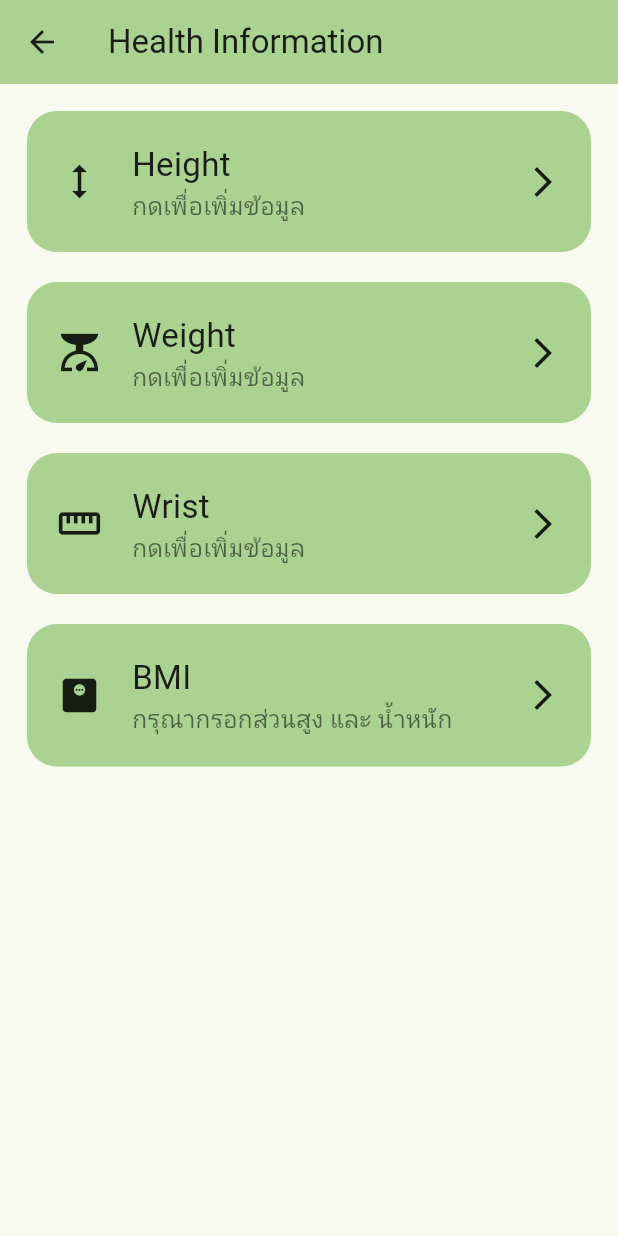
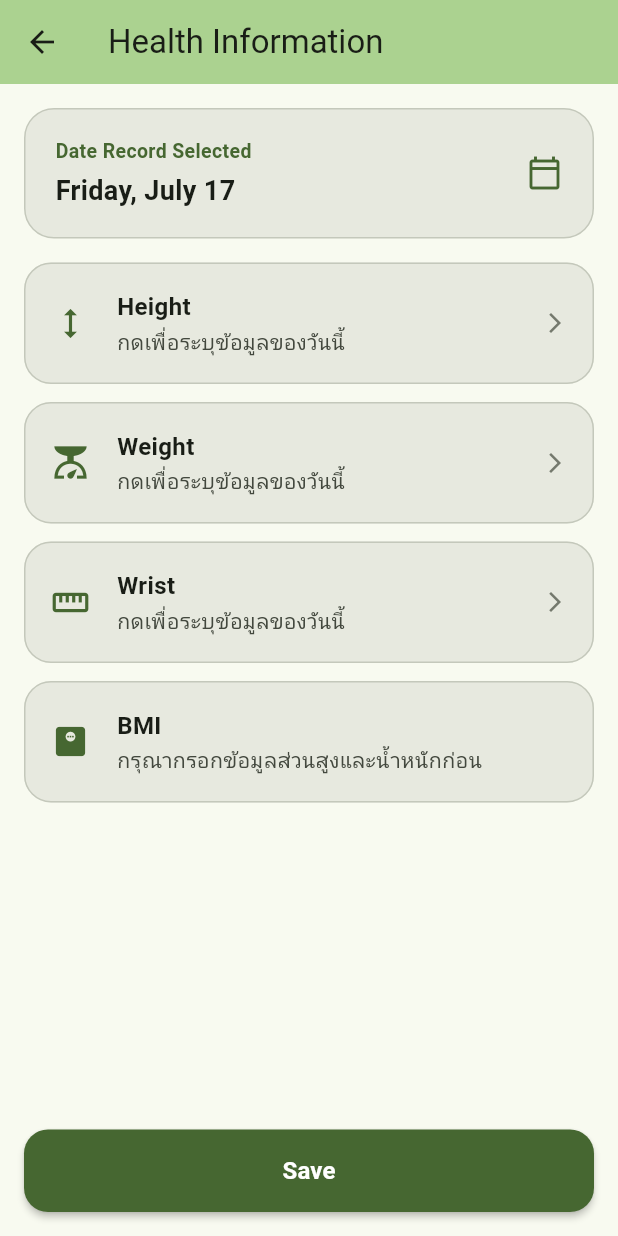
Before and after one commit to SarachChar/happyMeals, a Flutter app: the screen it shows after launch, after a tap on "Weight", on a phone screen of 412 x 824 dp. Run offline on Flutter 3.47's test engine with Material 3 defaults, Android fonts, the phone set to English and light mode, and no system bars; our stand-ins replace cloud_firestore, firebase_core; accounts and stored records are empty.

Commit message:
health_firebase

```diff
--- /dev/null
+++ b/happymealApplication/lib/controllers/health_controller.dart
@@ -0,0 +1,40 @@
+import 'dart:async';
+import 'package:happymeal_application/models/health_model.dart';
+import 'package:happymeal_application/services/health_service.dart';
+
+class HealthController {
+  List<Health> entries = List.empty();
+  final HealthService service;
+
+  StreamController<bool> onSyncController = StreamController();
+  Stream<bool> get onSync => onSyncController.stream;
+
+  HealthController(this.service);
+
+  Future<List<Health>> fetchHealths() async {
+    onSyncController.add(true);
+    entries = await service.getHealths();
+    onSyncController.add(false);
+    return entries;
+  }
+
+  Future<List<Health>> fetchHealthsByDate(DateTime date) async {
+    onSyncController.add(true);
+    entries = await service.getHealthsByDate(date);
+    onSyncController.add(false);
+    return entries;
+  }
+
+  Future<Health> addHealth(Health health) async {
+    onSyncController.add(true);
+    Health newHealth = await service.addHealth(health);
+    onSyncController.add(false);
+    return newHealth;
+  }
+
+  Future<void> updateHealth(Health health) async {
+    onSyncController.add(true);
+    await service.updateHealth(health);
+    onSyncController.add(false);
+  }
+}
--- /dev/null
+++ b/happymealApplication/lib/models/health_model.dart
@@ -0,0 +1,39 @@
+class Health {
+  final DateTime createdAt;
+  final String height;
+  final String weight;
+  final String wrist;
+  final double bmi;
+  final bool isDelete;
+
+  Health({
+    required this.createdAt,
+    required this.height,
+    required this.weight,
+    required this.wrist,
+    required this.bmi,
+    this.isDelete = false,
+  });
+
+  Map<String, dynamic> toMap() {
+    return {
+      'createdAt': createdAt.toIso8601String(),
+      'height': height,
+      'weight': weight,
+      'wrist': wrist,
+      'bmi': bmi,
+      'isDelete': isDelete,
+    };
+  }
+
+  factory Health.fromSnapshot(Map<String, dynamic> map) {
+    return Health(
+      createdAt: DateTime.parse(map['createdAt']),
+      height: map['height'] ?? '',
+      weight: map['weight'] ?? '',
+      wrist: map['wrist'] ?? '',
+      bmi: (map['bmi'] as num?)?.toDouble() ?? 0.0,
+      isDelete: map['isDelete'] ?? false,
+    );
+  }
+}
--- a/happymealApplication/lib/models/health_provider.dart
+++ b/happymealApplication/lib/models/health_provider.dart
@@ -1,9 +1,23 @@
 import 'package:flutter/material.dart';
+import 'package:happymeal_application/controllers/health_controller.dart';
+import 'package:happymeal_application/models/health_model.dart';
+import 'package:happymeal_application/services/health_service.dart';
 
 class HealthProvider extends ChangeNotifier {
+  final HealthController _controller = HealthController(HealthFirebaseService());
+
   String _height = '';
   String _weight = '';
   String _wrist = '';
+  double _selectedBMI = 0.0;
+
+  DateTime _selectedDate = DateTime.now();
+  bool _isLoading = false;
+
+  String _todayHeight = '';
+  String _todayWeight = '';
+  String _todayWrist = '';
+  double _todayBMI = 0.0;
 
   String get height => _height;
   set height(String value) {
@@ -22,4 +36,116 @@ class HealthProvider extends ChangeNotifier {
     _wrist = value;
     notifyListeners();
   }
+
+  double get selectedBMI => _selectedBMI;
+  DateTime get selectedDate => _selectedDate;
+  bool get isLoading => _isLoading;
+
+  String get todayHeight => _todayHeight;
+  String get todayWeight => _todayWeight;
+  String get todayWrist => _todayWrist;
+  double get todayBMI => _todayBMI;
+
+  HealthProvider() {
+    _controller.onSync.listen((loading) {
+      _isLoading = loading;
+      notifyListeners();
+    });
+    fetchTodayData();
+    fetchHealthData();
+  }
+
+  String formatDate(DateTime date) {
+    return "${date.year}-${date.month.toString().padLeft(2, '0')}-${date.day.toString().padLeft(2, '0')}";
+  }
+
+  String formatPrettyDate(DateTime date) {
+    const weekdays = ['Monday', 'Tuesday', 'Wednesday', 'Thursday', 'Friday', 'Saturday', 'Sunday'];
+    const months = ['January', 'February', 'March', 'April', 'May', 'June', 'July', 'August', 'September', 'October', 'November', 'December'];
+    return '${weekdays[date.weekday - 1]}, ${months[date.month - 1]} ${date.day}';
+  }
+
+  Future<void> setSelectedDate(DateTime date) async {
+    _selectedDate = date;
+    notifyListeners();
+    await fetchHealthData();
+  }
+
+  Future<void> fetchTodayData() async {
+    List<Health> results = await _controller.fetchHealthsByDate(DateTime.now());
+    if (results.isNotEmpty) {
+      final latest = results.last;
+      _todayHeight = latest.height;
+      _todayWeight = latest.weight;
+      _todayWrist = latest.wrist;
+      _todayBMI = latest.bmi;
+    } else {
+      _todayHeight = '';
+      _todayWeight = '';
+      _todayWrist = '';
+      _todayBMI = 0.0;
+    }
+    notifyListeners();
+  }
+
+  Future<void> fetchHealthData() async {
+    List<Health> results = await _controller.fetchHealthsByDate(_selectedDate);
+    if (results.isNotEmpty) {
+      final latest = results.last;
+      _height = latest.height;
+      _weight = latest.weight;
+      _wrist = latest.wrist;
+      _selectedBMI = latest.bmi;
+    } else {
+      _height = '';
+      _weight = '';
+      _wrist = '';
+      _selectedBMI = 0.0;
+    }
+    notifyListeners();
+  }
+
+  Future<void> saveAllHealthData() async {
+    if (_height.isEmpty || _weight.isEmpty) {
+      throw Exception('กรุณากรอกส่วนสูงและน้ำหนักก่อนทำการบันทึกข้อมูล');
+    }
+
+    double bmiVal = 0.0;
+    try {
+      double h = double.parse(_height) / 100;
+      double w = double.parse(_weight);
+      bmiVal = w / (h * h);
+    } catch (_) {
+      bmiVal = 0.0;
+    }
+
+    List<Health> existingEntries = await _controller.fetchHealthsByDate(_selectedDate);
+    if (existingEntries.isNotEmpty) {
+      for (var entry in existingEntries) {
+        await _controller.updateHealth(entry);
+      }
+    }
+
+    Health newHealth = Health(
+      createdAt: DateTime(
+        _selectedDate.year,
+        _selectedDate.month,
+        _selectedDate.day,
+        DateTime.now().hour,
+        DateTime.now().minute,
+        DateTime.now().second,
+      ),
+      height: _height,
+      weight: _weight,
+      wrist: _wrist,
+      bmi: bmiVal,
+    );
+
+    await _controller.addHealth(newHealth);
+    await fetchHealthData();
+
+    if (formatDate(_selectedDate) == formatDate(DateTime.now())) {
+      await fetchTodayData();
+    }
+  }
 }
--- a/happymealApplication/lib/pages/01_health.dart
+++ b/happymealApplication/lib/pages/01_health.dart
@@ -5,42 +5,46 @@ import 'package:happymeal_application/pages/03_weight.dart';
 import 'package:happymeal_application/pages/04_wrist.dart';
 import 'package:provider/provider.dart';
 
+class HealthPage extends StatefulWidget {
+  const HealthPage({super.key});
 
-class HealthPage extends StatelessWidget {
-  HealthPage({super.key});
+  @override
+  State<HealthPage> createState() => _HealthPageState();
+}
 
+class _HealthPageState extends State<HealthPage> {
   final List<String> entries = ['Height', 'Weight', 'Wrist', 'BMI'];
 
-  String getUnit(String title) {
-  if (title == 'Height') return 'CM';
-  if (title == 'Weight') return 'KG';
-  if (title == 'Wrist') return 'CM';
-  if (title == 'BMI') return '';
-  return '';
+  @override
+  void initState() {
+    super.initState();
+    WidgetsBinding.instance.addPostFrameCallback((_) {
+      context.read<HealthProvider>().fetchHealthData();
+    });
   }
 
   IconData getHealthIcon(String title) {
     switch (title) {
-      case 'Height':
-        return Icons.height;
-      case 'Weight':
-        return Icons.scale;
-      case 'Wrist':
-        return Icons.straighten;
-      case 'BMI':
-        return Icons.monitor_weight;
-      default:
-        return Icons.error;
+      case 'Height': return Icons.height;
+      case 'Weight': return Icons.scale;
+      case 'Wrist': return Icons.straighten;
+      case 'BMI': return Icons.monitor_weight;
+      default: return Icons.error;
     }
   }
 
   double calculateBMI(String height, String weight) {
+    try {
       double h = double.parse(height) / 100;
       double w = double.parse(weight);
       return w / (h * h);
+    } catch (_) {
+      return 0.0;
+    }
   }
 
   String getBMIResult(double bmi) {
+    if (bmi <= 0.0) return 'ยังไม่มีข้อมูล';
     if (bmi < 18.5) return 'น้ำหนักน้อย';
     if (bmi < 23) return 'ปกติ';
     if (bmi < 25) return 'น้ำหนักเกิน';
@@ -48,140 +52,216 @@ class HealthPage extends StatelessWidget {
     return 'อ้วนมาก';
   }
 
+  Future<void> _selectDate(BuildContext context) async {
+    final provider = context.read<HealthProvider>();
+    DateTime? picked = await showDatePicker(
+      context: context,
+      initialDate: provider.selectedDate,
+      firstDate: DateTime(2020),
+      lastDate: DateTime(2030),
+    );
+    if (picked != null) {
+      await provider.setSelectedDate(picked);
+    }
+  }
+
   @override
   Widget build(BuildContext context) {
+    final scheme = Theme.of(context).colorScheme;
+    final provider = context.watch<HealthProvider>();
+
     return Scaffold(
+      backgroundColor: scheme.surface,
       appBar: AppBar(
-        backgroundColor: Theme.of(context).colorScheme.inversePrimary,
+        backgroundColor: scheme.inversePrimary,
         title: const Text("Health Information"),
       ),
-      body: Consumer<HealthProvider>(
-        builder: (context, value, child) {
-          return ListView.builder(
-            padding: const EdgeInsets.all(8),
+      body: Column(
+        children: [
+          Padding(
+            padding: const EdgeInsets.all(16.0),
+            child: InkWell(
+              onTap: () => _selectDate(context),
+              borderRadius: BorderRadius.circular(20),
+              child: Container(
+                padding: const EdgeInsets.symmetric(vertical: 18, horizontal: 20),
+                decoration: BoxDecoration(
+                  color: scheme.surfaceContainerHigh,
+                  borderRadius: BorderRadius.circular(20),
+                  border: Border.all(color: scheme.outlineVariant),
+                ),
+                child: Row(
+                  mainAxisAlignment: MainAxisAlignment.spaceBetween,
+                  children: [
+                    Column(
+                      crossAxisAlignment: CrossAxisAlignment.start,
+                      children: [
+                        Text(
+                          "Date Record Selected",
+                          style: TextStyle(color: scheme.primary, fontSize: 13, fontWeight: FontWeight.w600),
+                        ),
+                        const SizedBox(height: 4),
+                        Text(
+                          provider.formatPrettyDate(provider.selectedDate),
+                          style: TextStyle(color: scheme.onSurface, fontSize: 18, fontWeight: FontWeight.w700),
+                        ),
+                      ],
+                    ),
+                    Icon(Icons.calendar_today_outlined, color: scheme.primary),
+                  ],
+                ),
+              ),
+            ),
+          ),
+          if (provider.isLoading)
+            const Padding(
+              padding: EdgeInsets.symmetric(vertical: 8.0),
+              child: LinearProgressIndicator(),
+            ),
+          Expanded(
+            child: ListView.builder(
+              padding: const EdgeInsets.symmetric(horizontal: 16),
               itemCount: entries.length,
               itemBuilder: (context, index) {
                 String title = entries[index];
-              String subtitle = 'กดเพื่อเพิ่มข้อมูล';
-              if (title == 'Height' && value.height.isNotEmpty) {
-                subtitle = '${value.height} CM';
+                String subtitle = 'กดเพื่อระบุข้อมูลของวันนี้';
+
+                if (title == 'Height' && provider.height.isNotEmpty) {
+                  subtitle = '${provider.height} CM';
                 }
-
-              if (title == 'Weight' && value.weight.isNotEmpty) {
-                subtitle = '${value.weight} KG';
+                if (title == 'Weight' && provider.weight.isNotEmpty) {
+                  subtitle = '${provider.weight} KG';
                 }
-
-              if (title == 'Wrist' && value.wrist.isNotEmpty) {
-                subtitle = '${value.wrist} CM';
+                if (title == 'Wrist' && provider.wrist.isNotEmpty) {
+                  subtitle = '${provider.wrist} CM';
                 }
-
                 if (title == 'BMI') {
-                if (value.height.isNotEmpty && value.weight.isNotEmpty) {
-                  double bmi = calculateBMI(value.height, value.weight);
+                  if (provider.height.isNotEmpty && provider.weight.isNotEmpty) {
+                    double bmi = calculateBMI(provider.height, provider.weight);
                     String result = getBMIResult(bmi);
-
                     subtitle = '${bmi.toStringAsFixed(2)} ($result)';
                   } else {
-                  subtitle = 'กรุณากรอกส่วนสูง และ น้ำหนัก';
+                    subtitle = 'กรุณากรอกข้อมูลส่วนสูงและน้ำหนักก่อน';
                   }
                 }
 
-              return InkWell(
-                borderRadius: BorderRadius.circular(20),
+                return Container(
+                  margin: const EdgeInsets.only(bottom: 12),
+                  child: Material(
+                    color: scheme.surfaceContainerHigh,
+                    shape: RoundedRectangleBorder(
+                      borderRadius: BorderRadius.circular(18),
+                      side: BorderSide(color: scheme.outlineVariant),
+                    ),
+                    child: InkWell(
+                      borderRadius: BorderRadius.circular(18),
                       onTap: () {
                         switch (title) {
                           case 'Height':
-                      Navigator.push(
-                        context,
-                        MaterialPageRoute(
-                          builder: (_) => const HeightPage(),
-                        ),
-                      );
+                            Navigator.push(context, MaterialPageRoute(builder: (_) => const HeightPage()));
                             break;
-
                           case 'Weight':
-                      Navigator.push(
-                        context,
-                        MaterialPageRoute(
-                          builder: (_) => const WeightPage(),
-                        ),
-                      );
+                            Navigator.push(context, MaterialPageRoute(builder: (_) => const WeightPage()));
                             break;
-
                           case 'Wrist':
-                      Navigator.push(
-                        context,
-                        MaterialPageRoute(
-                          builder: (_) => const WristPage(),
-                        ),
-                      );
+                            Navigator.push(context, MaterialPageRoute(builder: (_) => const WristPage()));
                             break;
-
                           case 'BMI':
-                      if (value.height.isEmpty || value.weight.isEmpty) {
+                            if (provider.height.isEmpty || provider.weight.isEmpty) {
                               ScaffoldMessenger.of(context).showSnackBar(
-                          const SnackBar(
-                            content: Text('กรุณากรอกส่วนสูงและน้ำหนักก่อน'),
-                          ),
-                        );
-                      } else {
-                        double bmi = calculateBMI(value.height, value.weight);
-                        String result = getBMIResult(bmi);
-
-                        ScaffoldMessenger.of(context).showSnackBar(
-                          SnackBar(
-                            content: Text(
-                              'BMI = ${bmi.toStringAsFixed(2)} ($result)',
-                            ),
-                          ),
+                                const SnackBar(content: Text('กรุณากรอกส่วนสูงและน้ำหนักก่อนครับ')),
                               );
                             }
                             break;
                         }
                       },
-                child: Container(
-                  margin: const EdgeInsets.all(10),
-                  padding: const EdgeInsets.all(20),
-                  decoration: BoxDecoration(
-                    color: Theme.of(context).colorScheme.inversePrimary,
-                    borderRadius: BorderRadius.circular(20),
-                  ),
+                      child: Padding(
+                        padding: const EdgeInsets.all(18),
                         child: Row(
                           children: [
-                      Icon(
-                        getHealthIcon(title),
-                        size: 30,
+                            Padding(
+                              padding: const EdgeInsets.only(right: 18.0),
+                              child: Icon(getHealthIcon(title), color: scheme.primary, size: 26),
                             ),
-                      const SizedBox(width: 20),
                             Expanded(
                               child: Column(
                                 crossAxisAlignment: CrossAxisAlignment.start,
                                 children: [
                                   Text(
                                     title,
-                              style: const TextStyle(
-                                fontSize: 22,
+                                    style: TextStyle(color: scheme.onSurface, fontSize: 16, fontWeight: FontWeight.w700),
+                                  ),
+                                  const SizedBox(height: 2),
+                                  Text(
+                                    subtitle,
+                                    style: TextStyle(color: scheme.onSurfaceVariant, fontSize: 14),
+                                  ),
+                                ],
                               ),
                             ),
-                            Text(
-                              subtitle,
-                              style: const TextStyle(
-                                fontSize: 16,
-                                color: Colors.black54,
+                            if (title != 'BMI') Icon(Icons.arrow_forward_ios, size: 16, color: scheme.outline),
+                          ],
+                        ),
+                      ),
+                    ),
+                  ),
+                );
+              },
+            ),
+          ),
+          Padding(
+            padding: const EdgeInsets.all(16.0),
+            child: SizedBox(
+              width: double.infinity,
+              child: ElevatedButton(
+                style: ElevatedButton.styleFrom(
+                  backgroundColor: scheme.primary,
+                  foregroundColor: scheme.onPrimary,
+                  padding: const EdgeInsets.symmetric(vertical: 16),
+                  shape: RoundedRectangleBorder(borderRadius: BorderRadius.circular(16)),
+                  elevation: 2,
+                ),
+                onPressed: () async {
+                  if (provider.height.isEmpty || provider.weight.isEmpty) {
+                    ScaffoldMessenger.of(context).showSnackBar(
+                      const SnackBar(
+                        content: Text('กรุณากรอกข้อมูล ส่วนสูง และ น้ำหนัก ก่อนทำการบันทึกข้อมูลครับ'),
+                        backgroundColor: Colors.orange,
+                      ),
+                    );
+                    return;
+                  }
+
+                  try {
+                    await provider.saveAllHealthData();
+                    if (context.mounted) {
+                      ScaffoldMessenger.of(context).showSnackBar(
+                        SnackBar(
+                          content: Text('บันทึกข้อมูลสำเร็จในประวัติวันที่: ${provider.formatPrettyDate(provider.selectedDate)}'),
+                          backgroundColor: Colors.green,
+                        ),
+                      );
+                    }
+                  } catch (e) {
+                    if (context.mounted) {
+                      ScaffoldMessenger.of(context).showSnackBar(
+                        SnackBar(
+                          content: Text('เกิดข้อผิดพลาดในการบันทึก: $e'),
+                          backgroundColor: Colors.red,
+                        ),
+                      );
+                    }
+                  }
+                },
+                child: const Text(
+                  'Save',
+                  style: TextStyle(fontSize: 16, fontWeight: FontWeight.bold),
+                ),
+              ),
             ),
           ),
         ],
       ),
-                      ),
-                      const Icon(Icons.arrow_forward_ios),
-                    ],
-                  ),
-                ),
-              );
-            },
-          );
-        },
-      ),
     );
   }
 }
--- a/happymealApplication/lib/pages/02_height.dart
+++ b/happymealApplication/lib/pages/02_height.dart
@@ -59,13 +59,13 @@ class _HeightPageState extends State<HeightPage> {
 
                   ScaffoldMessenger.of(context).showSnackBar(
                     SnackBar(
-                      content: Text('อัปเดตส่วนสูงสำเร็จ = $_height CM'),
-                      duration: const Duration(seconds: 4),
+                      content: Text('อัปเดตส่วนสูงชั่วคราวสำเร็จ = $_height CM'),
+                      duration: const Duration(seconds: 2),
                     ),
                   );
 
                   await Future.delayed(
-                    const Duration(milliseconds: 1500),
+                    const Duration(milliseconds: 1000),
                   );
 
                   if (context.mounted) {
--- a/happymealApplication/lib/pages/03_weight.dart
+++ b/happymealApplication/lib/pages/03_weight.dart
@@ -59,14 +59,14 @@ class _WeightPageState extends State<WeightPage> {
 
                   ScaffoldMessenger.of(context).showSnackBar(
                     SnackBar(
-                      content: Text('อัปเดตน้ำหนักสำเร็จ = $_weight KG'),
+                      content: Text('อัปเดตน้ำหนักชั่วคราวสำเร็จ = $_weight KG'),
                       duration: const Duration(seconds: 2),
                     ),
                   );
 
                   await Future.delayed(
-                    const Duration(milliseconds: 1500)
-                    );
+                    const Duration(milliseconds: 1000),
+                  );
 
                   if (context.mounted) {
                     Navigator.pop(context);
--- a/happymealApplication/lib/pages/04_wrist.dart
+++ b/happymealApplication/lib/pages/04_wrist.dart
@@ -59,14 +59,14 @@ class _WristPageState extends State<WristPage> {
 
                   ScaffoldMessenger.of(context).showSnackBar(
                     SnackBar(
-                      content: Text('อัปเดตรอบเอวสำเร็จ = $_wrist CM'),
+                      content: Text('อัปเดตรอบข้อมือชั่วคราวสำเร็จ = $_wrist CM'),
                       duration: const Duration(seconds: 2),
                     ),
                   );
 
                   await Future.delayed(
-                    const Duration(milliseconds: 1500)
-                    );
+                    const Duration(milliseconds: 1000),
+                  );
 
                   if (context.mounted) {
                     Navigator.pop(context);
--- a/happymealApplication/lib/pages/homePage.dart
+++ b/happymealApplication/lib/pages/homePage.dart
@@ -119,7 +119,7 @@ class HomePage extends StatelessWidget {
                         scheme,
                         icon: Icons.monitor_weight_outlined,
                         label: 'Weight',
-                        value: _valueOrDash(healthData.weight, 'kg'),
+                        value: _valueOrDash(healthData.todayWeight, 'kg'),
                         onTap: () => Navigator.pushNamed(context, '/2'),
                       ),
                     ),
@@ -128,7 +128,7 @@ class HomePage extends StatelessWidget {
                         scheme,
                         icon: Icons.height_outlined,
                         label: 'Height',
-                        value: _valueOrDash(healthData.height, 'cm'),
+                        value: _valueOrDash(healthData.todayHeight, 'cm'),
                         onTap: () => Navigator.pushNamed(context, '/2'),
                       ),
                     ),
--- /dev/null
+++ b/happymealApplication/lib/services/health_service.dart
@@ -0,0 +1,68 @@
+import 'package:cloud_firestore/cloud_firestore.dart';
+import 'package:happymeal_application/models/health_model.dart';
+
+abstract class HealthService {
+  Future<Health> addHealth(Health health);
+  Future<List<Health>> getHealths();
+  Future<List<Health>> getHealthsByDate(DateTime date);
+  Future<void> updateHealth(Health health);
+}
+
+String healthDocId(DateTime dt) {
+  String two(int n) => n.toString().padLeft(2, '0');
+  String three(int n) => n.toString().padLeft(3, '0');
+  return '${dt.year}${two(dt.month)}${two(dt.day)}'
+      '${two(dt.hour)}${two(dt.minute)}${two(dt.second)}'
+      '${three(dt.millisecond)}';
+}
+
+class HealthFirebaseService implements HealthService {
+
+  @override
+  Future<Health> addHealth(Health health) async {
+    await FirebaseFirestore.instance
+        .collection('health')
+        .doc(healthDocId(health.createdAt))
+        .set({
+          ...health.toMap(),
+          'timestamp': FieldValue.serverTimestamp(),
+        });
+    return health;
+  }
+
+  @override
+  Future<List<Health>> getHealths() async {
+    final qs = await FirebaseFirestore.instance.collection('health').get();
+    return qs.docs
+        .map((doc) => Health.fromSnapshot(doc.data() as Map<String, dynamic>))
+        .where((health) => !health.isDelete)
+        .toList();
+  }
+
+  @override
+  Future<List<Health>> getHealthsByDate(DateTime date) async {
+    final start = DateTime(date.year, date.month, date.day);
+    final end = start.add(const Duration(days: 1));
+
+    final qs = await FirebaseFirestore.instance
+        .collection('health')
+        .where('createdAt', isGreaterThanOrEqualTo: start.toIso8601String())
+        .where('createdAt', isLessThan: end.toIso8601String())
+        .get();
+
+    return qs.docs
+        .map((doc) => Health.fromSnapshot(doc.data() as Map<String, dynamic>))
+        .where((health) => !health.isDelete)
+        .toList();
+  }
+
+  @override
+  Future<void> updateHealth(Health health) async {
+    await FirebaseFirestore.instance
+        .collection('health')
+        .doc(healthDocId(health.createdAt))
+        .update({
+          'isDelete': true,
+        });
+  }
+}
```
Lines whose indentation alone changed are shown as unchanged.
